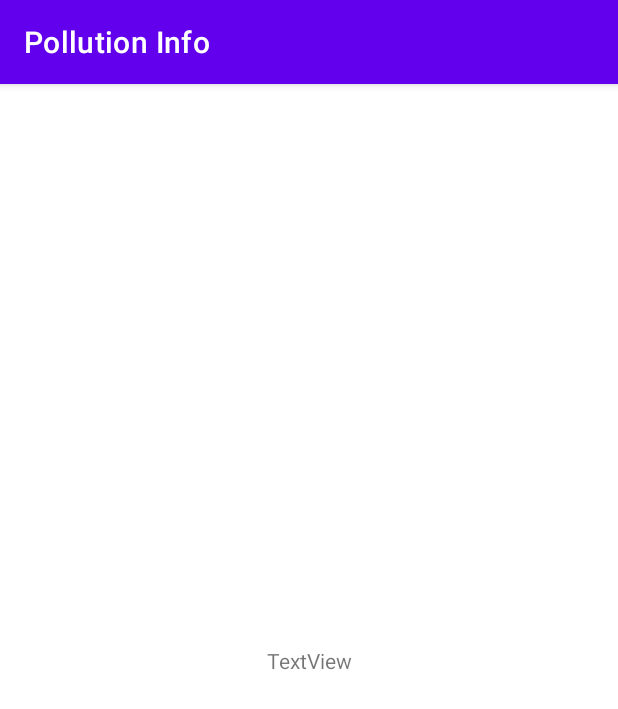
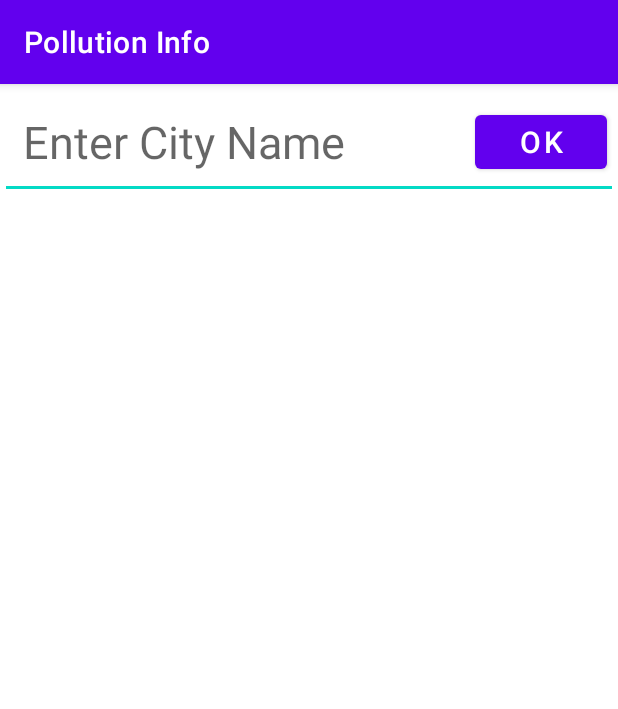
Before and after one commit to Arshjeet2003/Pollution_info_loader, an Android app: the screen it shows after launch (MainActivity), on a phone screen of 412 x 824 dp. Shown: the top 709 px of the screen. Run offline under Robolectric (Android 15) with nearby library versions, the phone set to English and light mode, and no system bars.

Commit message:
Working app

```diff
--- a/app/src/main/AndroidManifest.xml
+++ b/app/src/main/AndroidManifest.xml
@@ -12,9 +12,6 @@
         android:supportsRtl="true"
         android:theme="@style/Theme.PollutionInfo">
         <activity
-            android:name=".Pollutioninfo"
-            android:exported="false" />
-        <activity
             android:name=".MainActivity"
             android:exported="true">
             <intent-filter>
--- a/app/src/main/java/com/example/android/pollutioninfo/MainActivity.java
+++ b/app/src/main/java/com/example/android/pollutioninfo/MainActivity.java
@@ -1,22 +1,47 @@
 package com.example.android.pollutioninfo;
 
+import android.os.AsyncTask;
 import android.os.Bundle;
+import android.view.View;
+import android.widget.Button;
+import android.widget.EditText;
 import android.widget.TextView;
 
-import androidx.annotation.NonNull;
-import androidx.annotation.Nullable;
 import androidx.appcompat.app.AppCompatActivity;
-import androidx.loader.app.LoaderManager;
-import androidx.loader.content.Loader;
 
 public class MainActivity extends AppCompatActivity{
-    public static final String Pollution_Url = "https://api.waqi.info/feed/lucknow/?token=9690654bfbd281ec21269e560fc42c8e71070267";
     TextView textView;
+    Button button;
+    EditText editText;
     @Override
     protected void onCreate(Bundle savedInstanceState) {
         super.onCreate(savedInstanceState);
         setContentView(R.layout.activity_main);
         textView = findViewById(R.id.textView);
+        button = findViewById(R.id.button);
+        editText = findViewById(R.id.editText);
+        button.setOnClickListener(new View.OnClickListener() {
+            @Override
+            public void onClick(View v) {
+                String mycity = editText.getText().toString().toLowerCase().trim();
+                String Pollution_Url = "https://api.waqi.info/feed/"+mycity+"/?token=9690654bfbd281ec21269e560fc42c8e71070267";
+                PollutionAsyncTask task = new PollutionAsyncTask();
+                task.execute(Pollution_Url);
+            }
+        });
     }
+    private class PollutionAsyncTask extends AsyncTask<String,Void,String>{
+        @Override
+        protected String doInBackground(String... strings) {
+            return Pollutioninfo.fetchPollutiondata(strings[0]);
+        }
 
+        @Override
+        protected void onPostExecute(String s) {
+            if(s == null){
+                textView.setText("");
+            }
+            textView.setText(s);
+        }
+    }
 }
--- a/app/src/main/res/layout/activity_main.xml
+++ b/app/src/main/res/layout/activity_main.xml
@@ -6,14 +6,67 @@
     android:layout_height="match_parent"
     tools:context=".MainActivity">
 
+    <androidx.constraintlayout.widget.Guideline
+        android:id="@+id/guideline4"
+        android:layout_width="wrap_content"
+        android:layout_height="wrap_content"
+        android:orientation="horizontal"
+        app:layout_constraintGuide_percent="0.6" />
+
+    <androidx.constraintlayout.widget.Guideline
+        android:id="@+id/guideline2"
+        android:layout_width="wrap_content"
+        android:layout_height="wrap_content"
+        android:orientation="horizontal"
+        app:layout_constraintGuide_percent="0.0" />
+
+    <androidx.constraintlayout.widget.Guideline
+        android:id="@+id/guideline3"
+        android:layout_width="wrap_content"
+        android:layout_height="wrap_content"
+        android:orientation="horizontal"
+        app:layout_constraintGuide_percent="0.1" />
+
+    <EditText
+        android:id="@+id/editText"
+        android:layout_width="0dp"
+        android:layout_height="0dp"
+        android:ems="10"
+        android:hint="Enter City Name"
+        android:inputType="textPersonName"
+        android:padding="15dp"
+        android:textSize="30sp"
+        app:layout_constraintBottom_toTopOf="@+id/guideline3"
+        app:layout_constraintEnd_toEndOf="parent"
+        app:layout_constraintHorizontal_bias="0.5"
+        app:layout_constraintStart_toStartOf="parent"
+        app:layout_constraintTop_toTopOf="@+id/guideline2" />
+
+    <Button
+        android:id="@+id/button"
+        android:layout_width="wrap_content"
+        android:layout_height="wrap_content"
+        android:text="Ok"
+        android:textSize="20sp"
+        app:layout_constraintBottom_toTopOf="@+id/guideline3"
+        app:layout_constraintEnd_toEndOf="parent"
+        app:layout_constraintStart_toStartOf="@+id/guideline5"
+        app:layout_constraintTop_toTopOf="parent" />
+
+    <androidx.constraintlayout.widget.Guideline
+        android:id="@+id/guideline5"
+        android:layout_width="wrap_content"
+        android:layout_height="wrap_content"
+        android:orientation="vertical"
+        app:layout_constraintGuide_percent="0.75" />
+
     <TextView
         android:id="@+id/textView"
         android:layout_width="wrap_content"
         android:layout_height="wrap_content"
-        android:text="TextView"
         app:layout_constraintBottom_toBottomOf="parent"
         app:layout_constraintEnd_toEndOf="parent"
         app:layout_constraintHorizontal_bias="0.5"
         app:layout_constraintStart_toStartOf="parent"
-        app:layout_constraintTop_toTopOf="parent" />
+        app:layout_constraintTop_toBottomOf="@+id/editText" />
 </androidx.constraintlayout.widget.ConstraintLayout>
```
